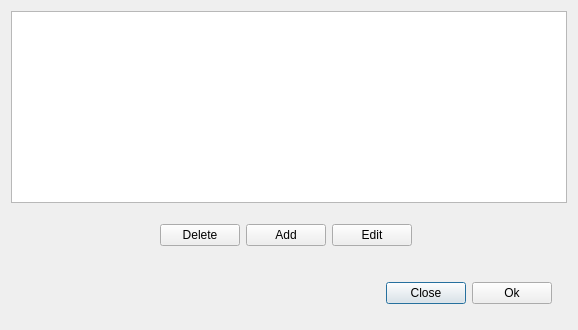
Qt form gui/BrotherWindow.ui (JoelMon/pyTalkManager) before a commit.
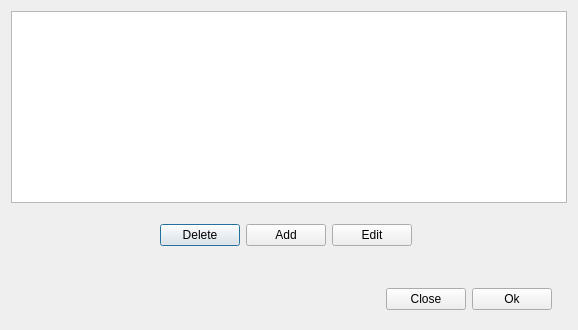
The same form after that commit.

Commit message: have to commit to get changes I made in master.

What changed in the file:
```diff
--- a/gui/BrotherWindow.ui
+++ b/gui/BrotherWindow.ui
@@ -14,46 +14,7 @@
    <string>Brothers</string>
   </property>
   <layout class="QGridLayout" name="gridLayout">
-   <item row="4" column="1">
-    <widget class="QFrame" name="frame">
-     <property name="frameShape">
-      <enum>QFrame::NoFrame</enum>
-     </property>
-     <property name="frameShadow">
-      <enum>QFrame::Raised</enum>
-     </property>
-     <layout class="QHBoxLayout" name="horizontalLayout_2">
-      <item>
-       <spacer name="horizontalSpacer">
-        <property name="orientation">
-         <enum>Qt::Horizontal</enum>
-        </property>
-        <property name="sizeHint" stdset="0">
-         <size>
-          <width>40</width>
-          <height>20</height>
-         </size>
-        </property>
-       </spacer>
-      </item>
-      <item>
-       <widget class="QPushButton" name="button_close">
-        <property name="text">
-         <string>Close</string>
-        </property>
-       </widget>
-      </item>
-      <item>
-       <widget class="QPushButton" name="button_ok">
-        <property name="text">
-         <string>Ok</string>
-        </property>
-       </widget>
-      </item>
-     </layout>
-    </widget>
-   </item>
-   <item row="3" column="1">
+   <item row="6" column="0" alignment="Qt::AlignHCenter">
     <widget class="QFrame" name="frame_2">
      <property name="frameShape">
       <enum>QFrame::NoFrame</enum>
@@ -62,19 +23,6 @@
       <enum>QFrame::Plain</enum>
      </property>
      <layout class="QHBoxLayout" name="horizontalLayout">
-      <item>
-       <spacer name="horizontalSpacer_2">
-        <property name="orientation">
-         <enum>Qt::Horizontal</enum>
-        </property>
-        <property name="sizeHint" stdset="0">
-         <size>
-          <width>40</width>
-          <height>20</height>
-         </size>
-        </property>
-       </spacer>
-      </item>
       <item>
        <widget class="QPushButton" name="button_delete">
         <property name="text">
@@ -96,8 +44,20 @@
         </property>
        </widget>
       </item>
+     </layout>
+    </widget>
+   </item>
+   <item row="7" column="0" alignment="Qt::AlignBottom">
+    <widget class="QFrame" name="frame">
+     <property name="frameShape">
+      <enum>QFrame::NoFrame</enum>
+     </property>
+     <property name="frameShadow">
+      <enum>QFrame::Raised</enum>
+     </property>
+     <layout class="QHBoxLayout" name="horizontalLayout_2">
       <item>
-       <spacer name="horizontalSpacer_3">
+       <spacer name="horizontalSpacer">
         <property name="orientation">
          <enum>Qt::Horizontal</enum>
         </property>
@@ -109,10 +69,24 @@
         </property>
        </spacer>
       </item>
+      <item>
+       <widget class="QPushButton" name="button_close">
+        <property name="text">
+         <string>Close</string>
+        </property>
+       </widget>
+      </item>
+      <item>
+       <widget class="QPushButton" name="button_ok">
+        <property name="text">
+         <string>Ok</string>
+        </property>
+       </widget>
+      </item>
      </layout>
     </widget>
    </item>
-   <item row="0" column="1" rowspan="2" colspan="2">
+   <item row="0" column="0" rowspan="2" colspan="2">
     <widget class="QTableView" name="tableView"/>
    </item>
   </layout>
```
The commit also changes 1 other file.
